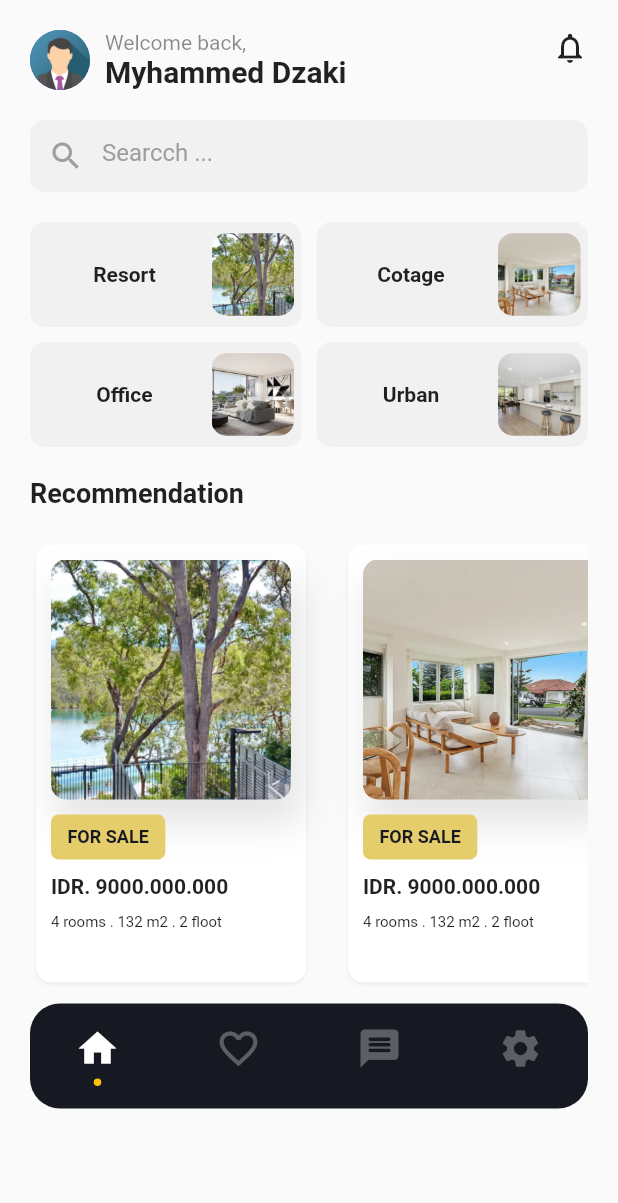
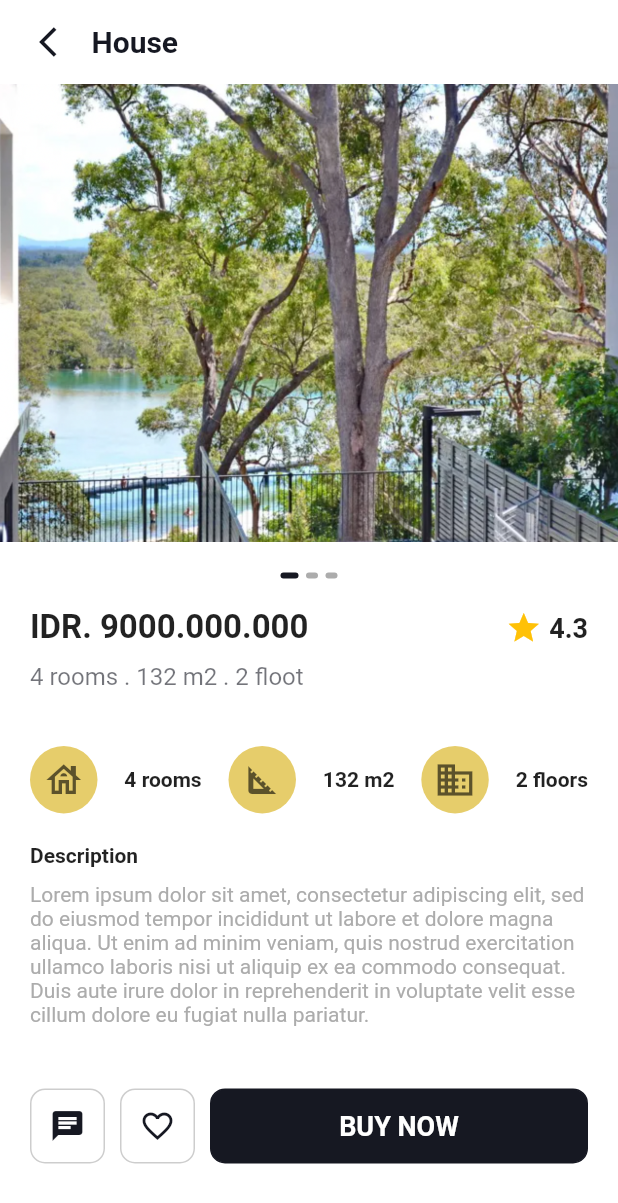
Before and after one commit to mustafamagdy/real-estate-app1, a Flutter app: the screen it shows after launch, after a tap on "FOR SALE", on a phone screen of 412 x 824 dp. Shown: the top 1203 px of the screen. Run offline on Flutter 3.47's test engine with Material 2 defaults, Android fonts, the phone set to English and light mode, and no system bars; our stand-ins replace flutter_svg.

Commit message:
added slider, navigation, and the details screen

```diff
--- a/lib/componenets/app_button.dart
+++ b/lib/componenets/app_button.dart
@@ -10,17 +10,21 @@ class AppButton extends StatelessWidget {
   final bool shallow;
   final VoidCallback onPress;
   final double height;
+  final double? width;
   final double borderRadius;
+  final TextStyle? textStyle;
   const AppButton({
     Key? key,
     this.text,
     this.icon,
+    required this.color,
     this.borderColor,
     this.shallow = false,
+    required this.onPress,
     this.height = 30,
+    this.width,
     this.borderRadius = 5,
-    required this.color,
-    required this.onPress,
+    this.textStyle,
   }) : super(key: key);
 
   @override
@@ -28,11 +32,12 @@ class AppButton extends StatelessWidget {
     var child = text != null
         ? Text(
             text!,
-            style: const TextStyle(
-              fontSize: 12,
-              fontWeight: FontWeight.bold,
-              color: kTextColor,
-            ),
+            style: textStyle ??
+                TextStyle(
+                  fontSize: 12,
+                  fontWeight: FontWeight.bold,
+                  color: color,
+                ),
           )
         : Icon(icon!, color: color);
 
@@ -41,6 +46,7 @@ class AppButton extends StatelessWidget {
       onTap: onPress,
       child: Container(
         height: height,
+        width: width,
         padding: const EdgeInsets.symmetric(horizontal: 10),
         decoration: BoxDecoration(
             color: shallow ? Colors.white : borderColor ?? color,
--- /dev/null
+++ b/lib/componenets/detail_screen_app_bar.dart
@@ -0,0 +1,31 @@
+import 'package:flutter/material.dart';
+import '../constants.dart';
+
+AppBar buildAppBar(BuildContext context) {
+  return AppBar(
+    elevation: 0,
+    backgroundColor: Colors.white,
+    titleSpacing: kDefaultPadding / 4,
+    leading: Padding(
+      padding: const EdgeInsets.only(left: kDefaultPadding),
+      child: InkWell(
+        onTap: () {
+          if (Navigator.of(context).canPop()) {
+            Navigator.of(context).pop();
+          }
+        },
+        child: const Icon(
+          Icons.arrow_back_ios,
+          color: kTextColor,
+        ),
+      ),
+    ),
+    title: const Align(
+      alignment: Alignment.centerLeft,
+      child: Text(
+        'House',
+        style: TextStyle(fontWeight: FontWeight.bold, color: kTextColor),
+      ),
+    ),
+  );
+}
--- /dev/null
+++ b/lib/componenets/image_slider.dart
@@ -0,0 +1,70 @@
+import 'package:flutter/material.dart';
+
+import '../constants.dart';
+
+class ImageSlider extends StatefulWidget {
+  final List<Container> pages;
+  const ImageSlider({
+    Key? key,
+    required this.pages,
+  }) : super(key: key);
+
+  @override
+  _ImageSliderState createState() => _ImageSliderState();
+}
+
+class _ImageSliderState extends State<ImageSlider> {
+  var activePageIndex = 0;
+  late PageController pageController;
+  @override
+  void initState() {
+    super.initState();
+    pageController = PageController(
+      initialPage: activePageIndex,
+    );
+  }
+
+  @override
+  Widget build(BuildContext context) {
+    final size = MediaQuery.of(context).size;
+    return SizedBox(
+      height: size.height * 0.4,
+      child: Column(
+        crossAxisAlignment: CrossAxisAlignment.center,
+        children: [
+          Expanded(
+            child: PageView(
+              onPageChanged: (value) {
+                setState(() {
+                  activePageIndex = value;
+                });
+              },
+              controller: pageController,
+              children: widget.pages,
+            ),
+          ),
+          const SizedBox(height: kDefaultPadding),
+          Wrap(
+            children: widget.pages.map((p) {
+              final index = widget.pages.indexOf(p);
+              return _buildDot(index == activePageIndex);
+            }).toList(),
+          )
+        ],
+      ),
+    );
+  }
+
+  Widget _buildDot(bool isActive) {
+    return AnimatedContainer(
+      duration: const Duration(milliseconds: 200),
+      margin: const EdgeInsets.symmetric(horizontal: kDefaultPadding / 8),
+      height: 4,
+      width: isActive ? 12 : 8,
+      decoration: BoxDecoration(
+        color: isActive ? kTextColor : kTextLightColor,
+        borderRadius: BorderRadius.circular(25),
+      ),
+    );
+  }
+}
--- a/lib/main.dart
+++ b/lib/main.dart
@@ -1,6 +1,5 @@
 import 'package:flutter/material.dart';
 
-import './screens/category_screen.dart';
 import './screens/home_screen.dart';
 
 void main() {
--- a/lib/models/estate.dart
+++ b/lib/models/estate.dart
@@ -1,16 +1,20 @@
 class Estate {
   final int id;
   final String name;
-  final String image;
+  final String mainImage;
+  final List<String> images;
   final String price;
   final String description;
+  final String longDescription;
   final double rating;
   Estate({
     required this.id,
     required this.name,
-    required this.image,
+    required this.mainImage,
+    required this.images,
     required this.price,
     required this.description,
+    required this.longDescription,
     required this.rating,
   });
 }
@@ -26,41 +30,76 @@ final properties = [
   Estate(
     id: 1,
     name: 'Property Name',
-    image: 'assets/images/img1.png',
+    mainImage: 'assets/images/img1.png',
+    images: [
+      'assets/images/img1.png',
+      'assets/images/img2.png',
+      'assets/images/img3.png'
+    ],
     price: 'IDR. 9000.000.000',
     description: '4 rooms . 132 m2 . 2 floot',
+    longDescription:
+        'Lorem ipsum dolor sit amet, consectetur adipiscing elit, sed do eiusmod tempor incididunt ut labore et dolore magna aliqua. Ut enim ad minim veniam, quis nostrud exercitation ullamco laboris nisi ut aliquip ex ea commodo consequat. Duis aute irure dolor in reprehenderit in voluptate velit esse cillum dolore eu fugiat nulla pariatur.',
     rating: 4.3,
   ),
   Estate(
     id: 2,
     name: 'Property Name',
-    image: 'assets/images/img2.png',
+    mainImage: 'assets/images/img2.png',
+    images: [
+      'assets/images/img2.png',
+      'assets/images/img2.png',
+      'assets/images/img3.png'
+    ],
     price: 'IDR. 9000.000.000',
     description: '4 rooms . 132 m2 . 2 floot',
+    longDescription:
+        'Lorem ipsum dolor sit amet, consectetur adipiscing elit, sed do eiusmod tempor incididunt ut labore et dolore magna aliqua. Ut enim ad minim veniam, quis nostrud exercitation ullamco laboris nisi ut aliquip ex ea commodo consequat. Duis aute irure dolor in reprehenderit in voluptate velit esse cillum dolore eu fugiat nulla pariatur.',
     rating: 4.3,
   ),
   Estate(
     id: 3,
     name: 'Property Name',
-    image: 'assets/images/img3.png',
+    mainImage: 'assets/images/img3.png',
+    images: [
+      'assets/images/img3.png',
+      'assets/images/img2.png',
+      'assets/images/img3.png'
+    ],
     price: 'IDR. 9000.000.000',
     description: '4 rooms . 132 m2 . 2 floot',
+    longDescription:
+        'Lorem ipsum dolor sit amet, consectetur adipiscing elit, sed do eiusmod tempor incididunt ut labore et dolore magna aliqua. Ut enim ad minim veniam, quis nostrud exercitation ullamco laboris nisi ut aliquip ex ea commodo consequat. Duis aute irure dolor in reprehenderit in voluptate velit esse cillum dolore eu fugiat nulla pariatur.',
     rating: 4.3,
   ),
   Estate(
     id: 4,
     name: 'Property Name',
-    image: 'assets/images/img4.png',
+    mainImage: 'assets/images/img4.png',
+    images: [
+      'assets/images/img4.png',
+      'assets/images/img2.png',
+      'assets/images/img3.png'
+    ],
     price: 'IDR. 9000.000.000',
     description: '4 rooms . 132 m2 . 2 floot',
+    longDescription:
+        'Lorem ipsum dolor sit amet, consectetur adipiscing elit, sed do eiusmod tempor incididunt ut labore et dolore magna aliqua. Ut enim ad minim veniam, quis nostrud exercitation ullamco laboris nisi ut aliquip ex ea commodo consequat. Duis aute irure dolor in reprehenderit in voluptate velit esse cillum dolore eu fugiat nulla pariatur.',
     rating: 4.3,
   ),
   Estate(
     id: 5,
     name: 'Property Name',
-    image: 'assets/images/img5.png',
+    mainImage: 'assets/images/img5.png',
+    images: [
+      'assets/images/img5.png',
+      'assets/images/img2.png',
+      'assets/images/img3.png'
+    ],
     price: 'IDR. 9000.000.000',
     description: '4 rooms . 132 m2 . 2 floot',
+    longDescription:
+        'Lorem ipsum dolor sit amet, consectetur adipiscing elit, sed do eiusmod tempor incididunt ut labore et dolore magna aliqua. Ut enim ad minim veniam, quis nostrud exercitation ullamco laboris nisi ut aliquip ex ea commodo consequat. Duis aute irure dolor in reprehenderit in voluptate velit esse cillum dolore eu fugiat nulla pariatur.',
     rating: 4.3,
   ),
 ];
--- a/lib/screens/category_screen.dart
+++ b/lib/screens/category_screen.dart
@@ -1,9 +1,10 @@
 import 'package:flutter/material.dart';
 
-import 'package:realstate_app1/componenets/app_button.dart';
-import 'package:realstate_app1/componenets/search_field.dart';
-import 'package:realstate_app1/constants.dart';
-
+import '../screens/property_detail_screen.dart';
+import '../componenets/app_button.dart';
+import '../componenets/detail_screen_app_bar.dart';
+import '../componenets/search_field.dart';
+import '../constants.dart';
 import '../models/estate.dart';
 
 class CategoryScreen extends StatelessWidget {
@@ -18,7 +19,7 @@ class CategoryScreen extends StatelessWidget {
     var size = MediaQuery.of(context).size;
     return Scaffold(
       backgroundColor: Colors.transparent,
-      appBar: _buildAppBar(context),
+      appBar: buildAppBar(context),
       body: Container(
         decoration: BoxDecoration(
           gradient: LinearGradient(
@@ -37,9 +38,10 @@ class CategoryScreen extends StatelessWidget {
           crossAxisAlignment: CrossAxisAlignment.start,
           children: [
             const SearchField(),
+            const SizedBox(height: kDefaultPadding),
             _populaRow(),
             const SizedBox(height: kDefaultPadding),
-            _featuredItem(),
+            _featuredItem(context),
             const SizedBox(height: kDefaultPadding),
             const Text(
               'House Nearby',
@@ -72,11 +74,10 @@ class CategoryScreen extends StatelessWidget {
                       shape: RoundedRectangleBorder(
                         borderRadius: BorderRadius.circular(10),
                       ),
-                      // color: Colors.amber,
                       child: Container(
                           margin: const EdgeInsets.all(5),
                           padding: const EdgeInsets.all(5),
-                          child: _nearbyItem(item)),
+                          child: _nearbyItem(item, context)),
                     );
                   },
                 ),
@@ -88,16 +89,28 @@ class CategoryScreen extends StatelessWidget {
     );
   }
 
-  Widget _nearbyItem(Estate item) {
+  Widget _nearbyItem(Estate item, BuildContext context) {
     const itemHeight = 90.0;
-    return Row(
+    return InkWell(
+      onTap: () {
+        Navigator.of(context).push(
+          MaterialPageRoute(
+            builder: (ctx) {
+              return PropertyDetailScreen(
+                property: item,
+              );
+            },
+          ),
+        );
+      },
+      child: Row(
         children: [
           ClipRRect(
             borderRadius: const BorderRadius.all(
               Radius.circular(10),
             ),
             child: Image.asset(
-            item.image,
+              item.mainImage,
               width: itemHeight,
               height: itemHeight,
               fit: BoxFit.cover,
@@ -136,7 +149,7 @@ class CategoryScreen extends StatelessWidget {
                       const Icon(Icons.star, color: Colors.amber),
                       const SizedBox(width: 5),
                       Text(
-                      property.rating.toStringAsFixed(1),
+                        item.rating.toStringAsFixed(1),
                         style: const TextStyle(
                           fontWeight: FontWeight.bold,
                           fontSize: 18,
@@ -149,6 +162,7 @@ class CategoryScreen extends StatelessWidget {
             ),
           ),
         ],
+      ),
     );
   }
 
@@ -174,7 +188,7 @@ class CategoryScreen extends StatelessWidget {
     );
   }
 
-  Widget _featuredItem() {
+  Widget _featuredItem(BuildContext context) {
     return Container(
       padding: const EdgeInsets.all(kDefaultPadding),
       decoration: BoxDecoration(
@@ -183,9 +197,9 @@ class CategoryScreen extends StatelessWidget {
         boxShadow: [
           BoxShadow(
             color: Colors.black.withOpacity(0.1),
-            offset: const Offset(0, 5),
+            offset: const Offset(1, 5),
             spreadRadius: 1,
-            blurRadius: 20,
+            blurRadius: 10,
           )
         ],
       ),
@@ -193,17 +207,17 @@ class CategoryScreen extends StatelessWidget {
         crossAxisAlignment: CrossAxisAlignment.start,
         children: [
           Container(
-            height: 180,
+            height: 160,
             decoration: BoxDecoration(
               borderRadius: const BorderRadius.all(Radius.circular(10)),
-              image: const DecorationImage(
-                image: AssetImage('assets/images/img3.png'),
+              image: DecorationImage(
+                image: AssetImage(property.mainImage),
                 fit: BoxFit.cover,
               ),
               boxShadow: [
                 BoxShadow(
                   color: Colors.black.withOpacity(0.1),
-                  offset: const Offset(5, 15),
+                  offset: const Offset(5, 10),
                   spreadRadius: 2,
                   blurRadius: 10,
                 )
@@ -245,7 +259,22 @@ class CategoryScreen extends StatelessWidget {
                   borderRadius: 10,
                   height: 50,
                   color: kButtonColor,
-                  onPress: () {},
+                  textStyle: const TextStyle(
+                    color: kTextColor,
+                    fontSize: 16,
+                    fontWeight: FontWeight.bold,
+                  ),
+                  onPress: () {
+                    Navigator.of(context).push(
+                      MaterialPageRoute(
+                        builder: (ctx) {
+                          return PropertyDetailScreen(
+                            property: property,
+                          );
+                        },
+                      ),
+                    );
+                  },
                   text: 'DETAIL',
                 ),
               ),
@@ -264,27 +293,4 @@ class CategoryScreen extends StatelessWidget {
       ),
     );
   }
-
-  AppBar _buildAppBar(BuildContext context) {
-    return AppBar(
-      elevation: 0,
-      backgroundColor: Colors.white,
-      leading: InkWell(
-        onTap: () {
-          Navigator.of(context).pop();
-        },
-        child: const Icon(
-          Icons.arrow_back_ios,
-          color: kTextColor,
-        ),
-      ),
-      title: const Align(
-        alignment: Alignment.centerLeft,
-        child: Text(
-          'House',
-          style: TextStyle(fontWeight: FontWeight.bold, color: kTextColor),
-        ),
-      ),
-    );
 }
-}
--- a/lib/screens/home_screen.dart
+++ b/lib/screens/home_screen.dart
@@ -1,7 +1,8 @@
 import 'package:flutter/material.dart';
-import 'package:realstate_app1/componenets/search_field.dart';
-import 'package:realstate_app1/screens/category_screen.dart';
 
+import '../componenets/search_field.dart';
+import '../screens/category_screen.dart';
+import '../screens/property_detail_screen.dart';
 import '../../componenets/app_button.dart';
 import '../../componenets/buttom_bar.dart';
 import '../../constants.dart';
@@ -27,7 +28,7 @@ class HomeScreen extends StatelessWidget {
               const SizedBox(height: kDefaultPadding),
               _buildCategoriesGrid(context),
               const SizedBox(height: kDefaultPadding),
-              _propertyList(),
+              _propertyList(context),
               const SizedBox(height: kDefaultPadding / 2),
               _buildBottomBar(size),
             ],
@@ -56,7 +57,7 @@ class HomeScreen extends StatelessWidget {
     );
   }
 
-  Widget _propertyList() {
+  Widget _propertyList(BuildContext context) {
     return Column(
       crossAxisAlignment: CrossAxisAlignment.start,
       children: [
@@ -98,14 +99,14 @@ class HomeScreen extends StatelessWidget {
                             borderRadius:
                                 const BorderRadius.all(Radius.circular(10)),
                             image: DecorationImage(
-                              image: AssetImage(property.image),
+                              image: AssetImage(property.mainImage),
                               fit: BoxFit.cover,
                             ),
                             boxShadow: [
                               BoxShadow(
-                                color: Colors.black.withOpacity(0.1),
-                                offset: const Offset(5, 15),
-                                spreadRadius: 2,
+                                color: Colors.black.withOpacity(0.2),
+                                offset: const Offset(1, 10),
+                                spreadRadius: 5,
                                 blurRadius: 20,
                               )
                             ],
@@ -114,7 +115,21 @@ class HomeScreen extends StatelessWidget {
                         const SizedBox(height: 10),
                         AppButton(
                           color: kButtonColor,
-                          onPress: () {},
+                          textStyle: const TextStyle(
+                            color: kTextColor,
+                            fontWeight: FontWeight.bold,
+                          ),
+                          onPress: () {
+                            Navigator.of(context).push(
+                              MaterialPageRoute(
+                                builder: (ctx) {
+                                  return PropertyDetailScreen(
+                                    property: property,
+                                  );
+                                },
+                              ),
+                            );
+                          },
                           text: 'FOR SALE',
                         ),
                         const SizedBox(height: 10),
--- /dev/null
+++ b/lib/screens/property_detail_screen.dart
@@ -0,0 +1,208 @@
+import 'package:flutter/material.dart';
+
+import '../componenets/app_button.dart';
+import '../componenets/image_slider.dart';
+import '../componenets/detail_screen_app_bar.dart';
+import '../constants.dart';
+import '../models/estate.dart';
+
+class PropertyDetailScreen extends StatelessWidget {
+  final Estate property;
+  const PropertyDetailScreen({
+    Key? key,
+    required this.property,
+  }) : super(key: key);
+
+  @override
+  Widget build(BuildContext context) {
+    return Scaffold(
+      backgroundColor: Colors.white,
+      appBar: buildAppBar(context),
+      body: Column(
+        children: [
+          ImageSlider(
+            pages: property.images.map((img) {
+              return Container(
+                decoration: BoxDecoration(
+                  image: DecorationImage(
+                      image: AssetImage(img), fit: BoxFit.cover),
+                ),
+              );
+            }).toList(),
+          ),
+          const SizedBox(height: kDefaultPadding),
+          Expanded(
+            child: Padding(
+              padding: const EdgeInsets.symmetric(horizontal: kDefaultPadding),
+              child: Column(
+                crossAxisAlignment: CrossAxisAlignment.start,
+                children: [
+                  _productBasicDetails(),
+                  const SizedBox(height: kDefaultPadding),
+                  _properties(),
+                  const SizedBox(height: kDefaultPadding),
+                  _description(),
+                  const SizedBox(height: kDefaultPadding),
+                  _actions()
+                ],
+              ),
+            ),
+          ),
+        ],
+      ),
+    );
+  }
+
+  Widget _productBasicDetails() {
+    return Flexible(
+      flex: 1,
+      child: Column(
+        crossAxisAlignment: CrossAxisAlignment.start,
+        children: [
+          Row(
+            children: [
+              Text(
+                property.price,
+                style: const TextStyle(
+                  fontWeight: FontWeight.bold,
+                  fontSize: 22,
+                ),
+              ),
+              const Spacer(),
+              const Icon(Icons.star, color: Colors.amber),
+              const SizedBox(width: kDefaultPadding / 4),
+              Text(
+                property.rating.toStringAsFixed(1),
+                style: const TextStyle(
+                  fontWeight: FontWeight.bold,
+                  fontSize: 18,
+                ),
+              ),
+            ],
+          ),
+          const SizedBox(height: kDefaultPadding / 2),
+          Text(
+            property.description,
+            style: TextStyle(
+              fontSize: 16,
+              color: kTextColor.withOpacity(0.6),
+            ),
+          ),
+        ],
+      ),
+    );
+  }
+
+  Widget _properties() {
+    return Flexible(
+      flex: 1,
+      child: Row(
+        mainAxisAlignment: MainAxisAlignment.spaceBetween,
+        children: [
+          _roundedIcon(Icons.house_outlined),
+          const Text(
+            '4 rooms',
+            style: TextStyle(fontWeight: FontWeight.bold),
+          ),
+          _roundedIcon(Icons.square_foot),
+          const Text(
+            '132 m2',
+            style: TextStyle(fontWeight: FontWeight.bold),
+          ),
+          _roundedIcon(Icons.business_outlined),
+          const Text(
+            '2 floors',
+            style: TextStyle(fontWeight: FontWeight.bold),
+          ),
+        ],
+      ),
+    );
+  }
+
+  Widget _roundedIcon(IconData icon) {
+    return Container(
+      width: 45,
+      height: 45,
+      decoration: BoxDecoration(
+        color: kButtonColor,
+        borderRadius: BorderRadius.circular(50),
+      ),
+      child: Icon(
+        icon,
+        color: Colors.black.withOpacity(0.6),
+        size: 28,
+      ),
+    );
+  }
+
+  Widget _description() {
+    return Flexible(
+      flex: 2,
+      child: Column(
+        crossAxisAlignment: CrossAxisAlignment.start,
+        children: [
+          const Text(
+            'Description',
+            style: TextStyle(fontWeight: FontWeight.bold),
+          ),
+          const SizedBox(height: kDefaultPadding / 2),
+          Expanded(
+            child: SingleChildScrollView(
+              child: Text(
+                property.longDescription,
+                style: const TextStyle(color: kTextLightColor),
+              ),
+            ),
+          ),
+        ],
+      ),
+    );
+  }
+
+  Widget _actions() {
+    return Flexible(
+      flex: 1,
+      child: Row(
+        children: [
+          AppButton(
+            height: 50,
+            width: 50,
+            shallow: true,
+            color: kTextColor,
+            borderRadius: 10,
+            borderColor: kTextLightColor.withOpacity(0.6),
+            onPress: () {},
+            icon: Icons.chat,
+          ),
+          const SizedBox(width: kDefaultPadding / 2),
+          AppButton(
+            height: 50,
+            width: 50,
+            shallow: true,
+            color: kTextColor,
+            borderRadius: 10,
+            borderColor: kTextLightColor.withOpacity(0.6),
+            onPress: () {},
+            icon: Icons.favorite_border,
+          ),
+          const SizedBox(width: kDefaultPadding / 2),
+          Expanded(
+            child: AppButton(
+              height: 50,
+              borderRadius: 10,
+              color: Colors.white,
+              borderColor: kTextColor,
+              onPress: () {},
+              text: 'BUY NOW',
+              textStyle: const TextStyle(
+                fontSize: 18,
+                fontWeight: FontWeight.bold,
+                color: Colors.white,
+              ),
+            ),
+          ),
+        ],
+      ),
+    );
+  }
+}
```
Lines whose indentation alone changed are shown as unchanged.
